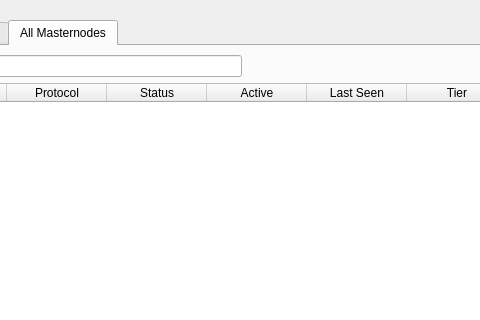
MattF42/PePe-core, file src/qt/forms/masternodelist.ui: the form before one commit; both pictures show x 105 to 585 and y 0 to 320 of the 723 by 457 pixel window.
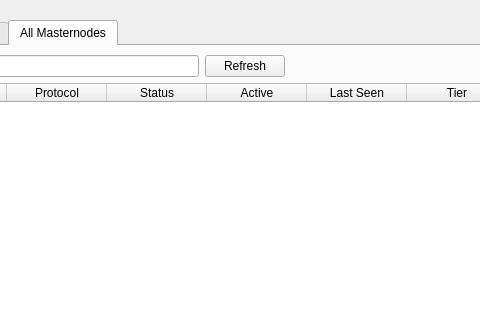
The form after the commit. The open tabs and pages were chosen to show the change.

Commit message: qt: add manual all-masternode refresh and copy actions

Patch:
```diff
--- a/src/qt/forms/masternodelist.ui
+++ b/src/qt/forms/masternodelist.ui
@@ -291,6 +291,16 @@
              </property>
             </widget>
            </item>
+           <item>
+            <widget class="QPushButton" name="refreshAllButton">
+             <property name="toolTip">
+              <string>Refresh from the local masternode list; does not download new masternode data.</string>
+             </property>
+             <property name="text">
+              <string>Refresh</string>
+             </property>
+            </widget>
+           </item>
            <item>
             <spacer name="horizontalSpacer_3">
              <property name="orientation">
```
The commit also changes 2 other files.
